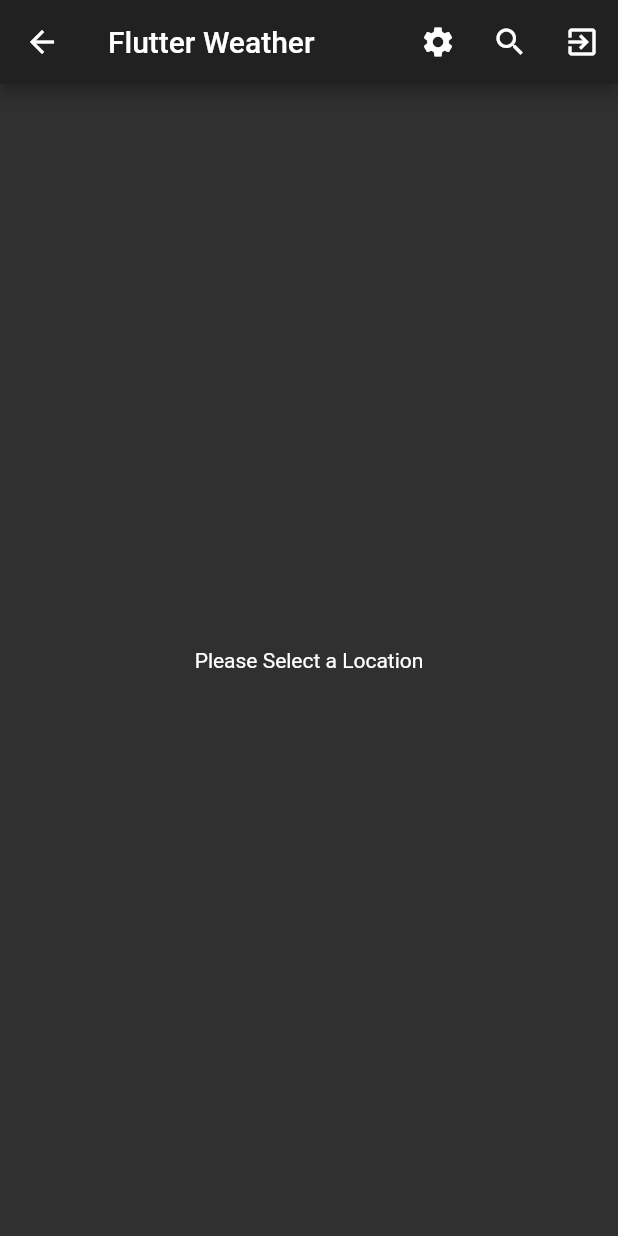
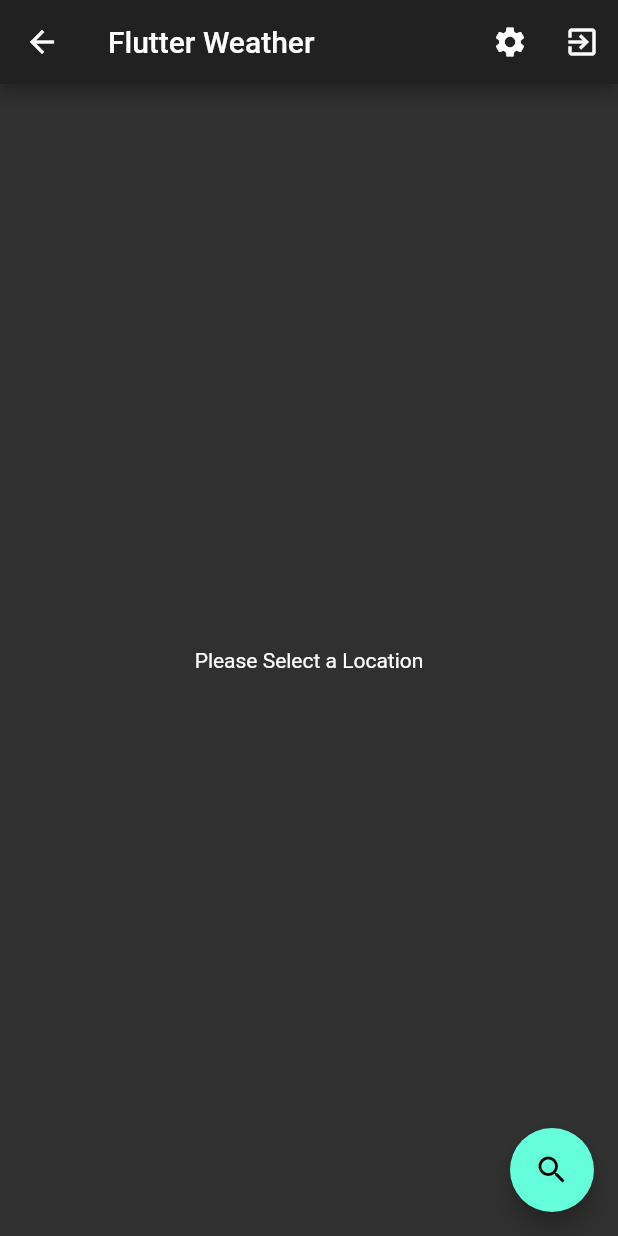
Before and after one commit to rhlk92/Flutter-Examples, a Flutter app: the Weather screen opened directly, on a phone screen of 412 x 824 dp. Run offline on Flutter 3.47's test engine with Material 2 defaults, Android fonts, the phone set to English and light mode, and no system bars; our stand-ins replace bloc, equatable, flutter_bloc.

Commit message:
Move search button to a floatingActionButton

```diff
--- a/lib/widgets/weather.dart
+++ b/lib/widgets/weather.dart
@@ -38,21 +38,6 @@ class _WeatherState extends State<Weather> {
                   ),
                 ),
               );
-            },
-          ),
-          IconButton(
-            icon: Icon(Icons.search),
-            onPressed: () async {
-              final city = await Navigator.push(
-                context,
-                MaterialPageRoute(
-                  builder: (context) => CitySelection(),
-                ),
-              );
-              if (city != null) {
-                BlocProvider.of<WeatherBloc>(context)
-                    .add(WeatherRequested(city: city));
-              }
             },
           ),
           IconButton(
@@ -125,6 +110,20 @@ class _WeatherState extends State<Weather> {
           },
         ),
       ),
+      floatingActionButton: FloatingActionButton(
+          onPressed: () async {
+            final city = await Navigator.push(
+              context,
+              MaterialPageRoute(
+                builder: (context) => CitySelection(),
+              ),
+            );
+            if (city != null) {
+              BlocProvider.of<WeatherBloc>(context)
+                  .add(WeatherRequested(city: city));
+            }
+          },
+          child: Icon(Icons.search)),
     );
   }
 }
```
